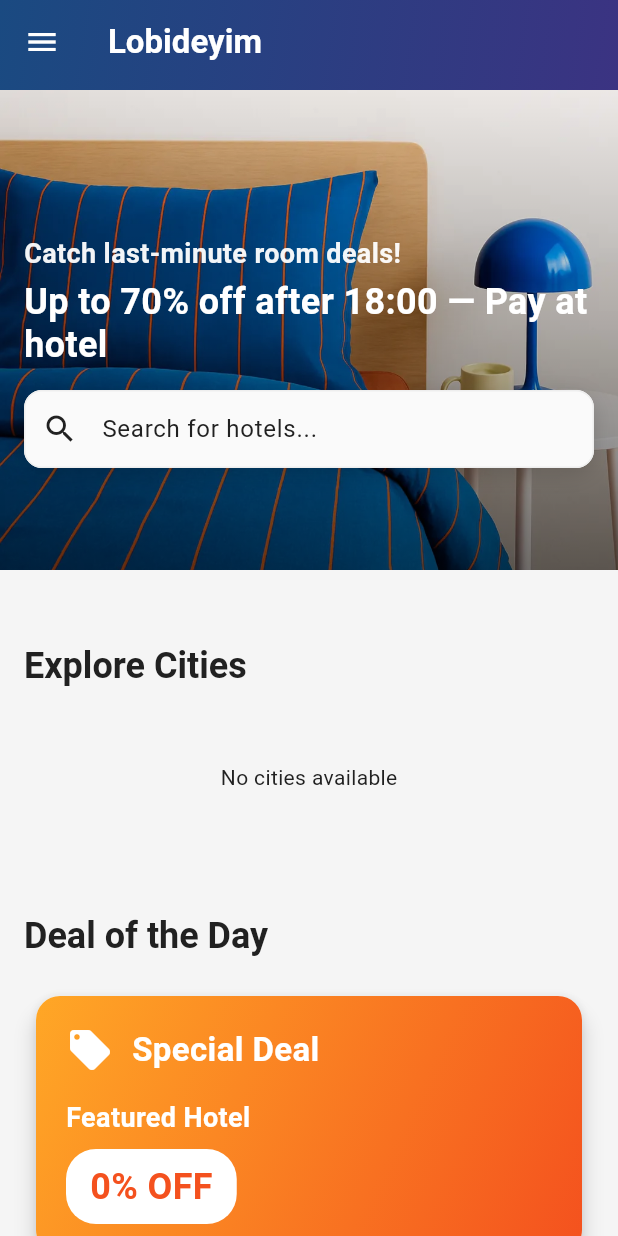
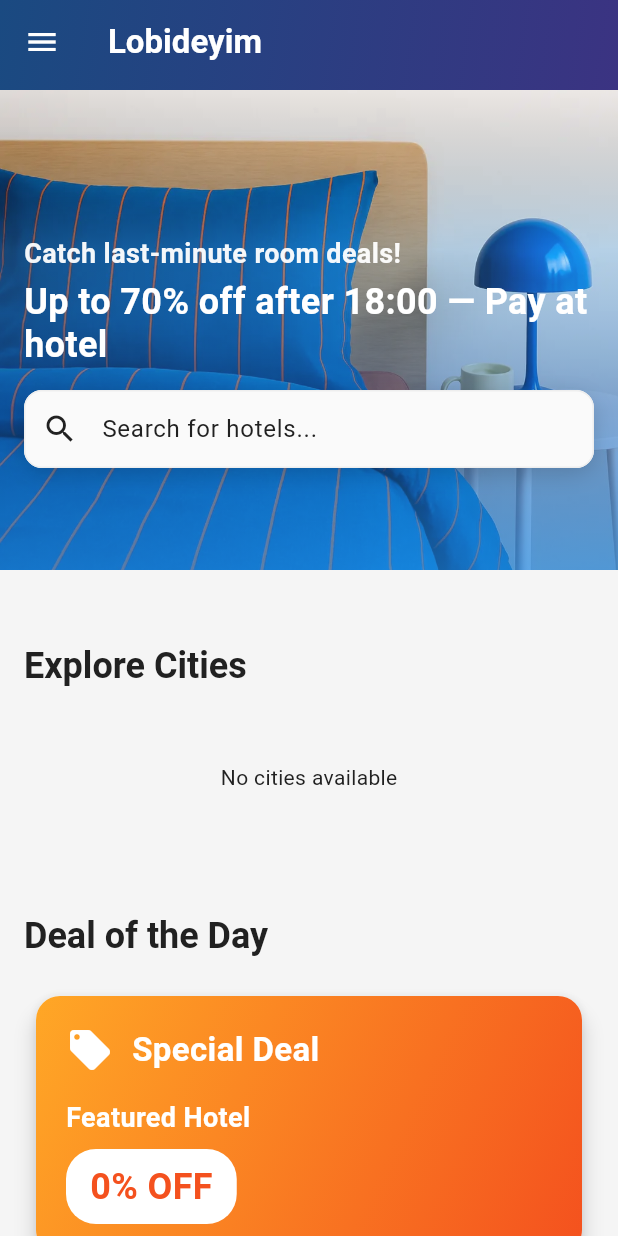
Before and after one commit to BENDILEBENbendi166/mylob_app, a Flutter app: the screen it shows after launch, on a phone screen of 412 x 824 dp. Run offline on Flutter 3.47's test engine with Material 3 defaults, Android fonts, the phone set to English and light mode, and no system bars; drawn by our look-alikes of skeletonizer; our stand-ins replace carousel_slider, cloud_firestore, firebase_core, go_router, google_maps_flutter; accounts and stored records are empty.

Commit message:
Enhance UI: Apply Copilotic blue gradient theme, fix overflow, and improve styling
Co-authored-by: BENDILEBENbendi166 <167444477+BENDILEBENbendi166@users.noreply.github.com>

```diff
--- a/lib/screens/homeScreen/hero_screen.dart
+++ b/lib/screens/homeScreen/hero_screen.dart
@@ -33,13 +33,14 @@ class HeroScreen extends StatelessWidget {
           // ✅ Background image - use featured city image if available
           _buildBackgroundImage(),
 
-          // ✅ Gradient overlay
+          // ✅ Crushy blue gradient overlay
           Container(
             decoration: BoxDecoration(
               gradient: LinearGradient(
                 colors: [
-                  Colors.black.withOpacity(0.55),
-                  Colors.black.withOpacity(0.25),
+                  const Color(0xFF1E88E5).withOpacity(0.7), // Blue
+                  const Color(0xFF1565C0).withOpacity(0.5), // Dark blue
+                  const Color(0xFF42A5F5).withOpacity(0.3), // Light blue
                   Colors.transparent,
                 ],
                 begin: Alignment.bottomCenter,
@@ -84,25 +85,39 @@ class HeroScreen extends StatelessWidget {
   Widget _buildBackgroundImage() {
     if (isLoading) {
       return Container(
-        color: Colors.grey[300],
+        decoration: BoxDecoration(
+          gradient: LinearGradient(
+            colors: [
+              Colors.blue.shade100,
+              Colors.blue.shade200,
+            ],
+            begin: Alignment.topLeft,
+            end: Alignment.bottomRight,
+          ),
+        ),
       );
     }
 
-    // Use featured city image if available, otherwise use default
-    if (featuredCity != null &&
-        featuredCity!['imageUrl'] != null &&
-        featuredCity!['imageUrl'].toString().isNotEmpty) {
-      return safeAssetImage(
-        featuredCity!['imageUrl'],
-        fit: BoxFit.cover,
-      );
-    }
-
-    // Fallback to default hero image
+    // Always use default hero.jpg for consistent branding
     return Image.asset(
       'assets/images/hero.jpg',
       fit: BoxFit.cover,
       alignment: Alignment.center,
+      errorBuilder: (context, error, stackTrace) {
+        // Fallback with nice gradient background if image fails
+        return Container(
+          decoration: BoxDecoration(
+            gradient: LinearGradient(
+              colors: [
+                const Color(0xFF1E88E5),
+                const Color(0xFF1565C0),
+              ],
+              begin: Alignment.topLeft,
+              end: Alignment.bottomRight,
+            ),
+          ),
+        );
+      },
     );
   }
 }
```
Also changed, not shown: lib/widgets/city_widget/city_card.dart (+7 -3 lines), lib/widgets/hotel_widget/hotel_card.dart (+18 -8 lines).
